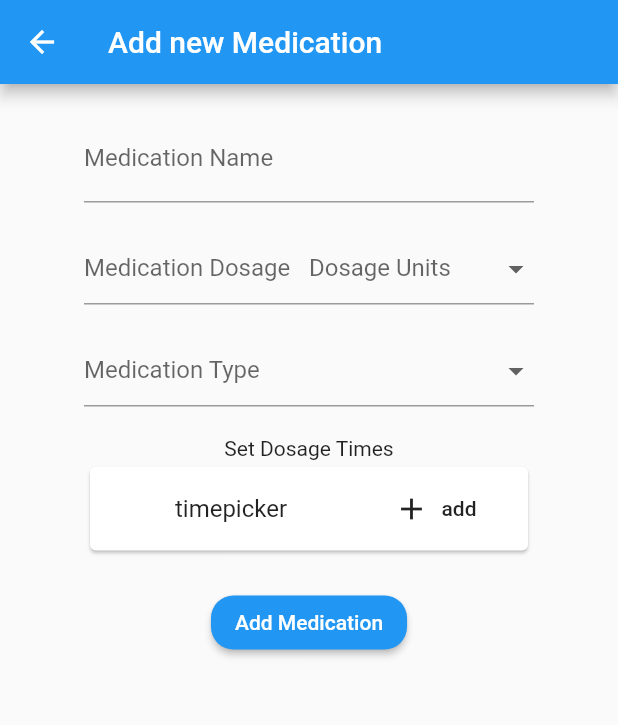
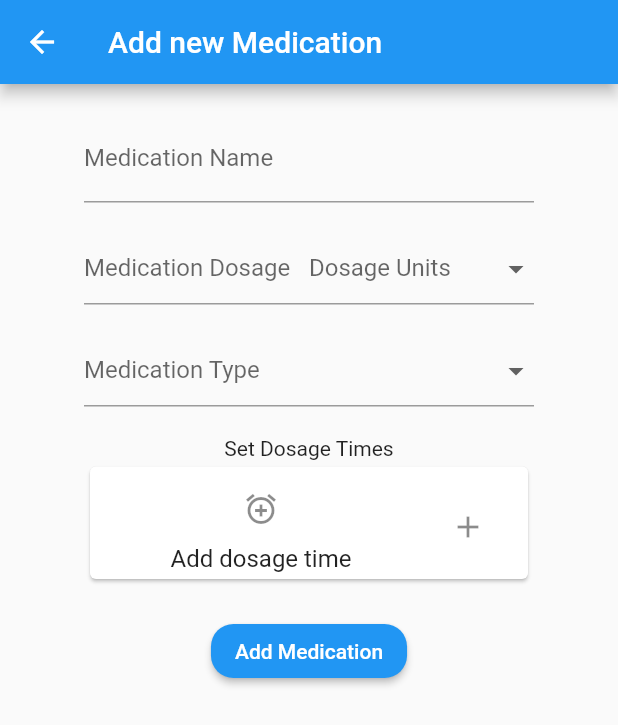
Before and after one commit to rosscraw/MedicationTracker, a Flutter app: the MedicationScreen screen opened directly, after a tap on "Add Medication", on a phone screen of 412 x 824 dp. Shown: the top 725 px of the screen. Run offline on Flutter 3.47's test engine with Material 2 defaults, Android fonts, the light colour scheme and no system bars; our stand-ins replace cloud_firestore, firebase_auth, flutter_spinkit, table_calendar; accounts and stored records are empty.

Commit message:
Additional functionality relating to dosage timings. Reactive screen for adding additional times and displaying them in medication details screen.

```diff
--- /dev/null
+++ b/medication_tracker/lib/back_end/dose_time_details.dart
@@ -0,0 +1,26 @@
+import 'package:flutter/material.dart';
+
+class DoseTimeDetails {
+
+  TimeOfDay time;
+  bool _hasMedBeenTaken = false;
+
+  /// Create new dose time detail using dose time.
+  DoseTimeDetails(this.time);
+
+  TimeOfDay getDoseTime() {
+    return time;
+  }
+
+  void setDoseTime(TimeOfDay doseTime) {
+    time = doseTime;
+  }
+
+  bool getHasMedBeenTaken() {
+    return _hasMedBeenTaken;
+  }
+
+  void setHasMedBeenTaken(bool hasBeenTaken) {
+    _hasMedBeenTaken = hasBeenTaken;
+  }
+}
--- a/medication_tracker/lib/back_end/medication.dart
+++ b/medication_tracker/lib/back_end/medication.dart
@@ -6,13 +6,13 @@ import 'package:medicationtracker/assets/icons/icons.dart';
 class Medication{
 
   String _name;
-  String _dosage;
+  //String _dosage;
   String _medType;
   bool _hasMedBeenTaken = false;
 
-  Medication(String name, String dosage, String medType) {
+  Medication(String name,  String medType) {
     setName(name);
-    setDosage(dosage);
+    //setDosage(dosage);
     setMedType(medType);
   }
 
@@ -24,13 +24,13 @@ class Medication{
     _name = name;
   }
 
-  String getDosage() {
-    return _dosage;
-  }
+//  String getDosage() {
+//    return _dosage;
+//  }
 
-  void setDosage(String dosage) {
-    _dosage = dosage;
-  }
+//  void setDosage(String dosage) {
+//    _dosage = dosage;
+//  }
 
   String getMedType() {
     return _medType;
--- a/medication_tracker/lib/back_end/medication_regime.dart
+++ b/medication_tracker/lib/back_end/medication_regime.dart
@@ -1,16 +1,33 @@
 import 'package:medicationtracker/back_end/medication.dart';
+import 'dose_time_details.dart';
 
 /// Class that represents a user's Medication, dosages and timings.
 class MedicationRegime{
 
   Medication medication;
-  int dosage;
-  List<DateTime> dosageTimings;
+  String dosage;
+  List<DoseTimeDetails> dosageTimings = [];
 
   MedicationRegime(this.medication, this.dosage);
 
-  void addDosageTime(DateTime time) {
+  Medication getMedication() {
+    return medication;
+  }
+
+  String getDosage() {
+    return dosage;
+  }
+
+  List<DoseTimeDetails> getDosageTimings() {
+    return dosageTimings;
+  }
+
+  void addDoseTime(DoseTimeDetails time) {
     dosageTimings.add(time);
   }
 
+  void removeDoseTime(DoseTimeDetails time) {
+    dosageTimings.remove(time);
+  }
+
 }
--- a/medication_tracker/lib/back_end/user.dart
+++ b/medication_tracker/lib/back_end/user.dart
@@ -1,4 +1,6 @@
 import 'package:medicationtracker/back_end/medication.dart';
+
+import 'medication_regime.dart';
 
 
 /// Represents a User of the application.
@@ -7,7 +9,7 @@ class User {
   final String uid;
   String _email;
   String _name;
-  List<Medication> _medications;
+  List<MedicationRegime> _medications;
 
   User({this.uid, String name}) {
     setName(name);
@@ -22,11 +24,11 @@ class User {
     _name = name;
   }
 
-  List<Medication> getMedicationList() {
+  List<MedicationRegime> getMedicationList() {
     return _medications;
   }
 
-  void addMedication(Medication medication) {
+  void addMedication(MedicationRegime medication) {
     if(_medications.contains(medication)) {
       String error = 'Medication already added to list and cannot be re-dded';
     }
@@ -35,12 +37,12 @@ class User {
     }
   }
 
-  void removeMedication(Medication medication) {
+  void removeMedication(MedicationRegime medication) {
     if(_medications.contains(medication)) {
       _medications.remove(medication);
       print('removed');
       _medications.forEach((element) {
-        print(medication.getName());
+        print(medication.getMedication().getName());
       }
       );
 
--- a/medication_tracker/lib/dummy_data/dummy_user.dart
+++ b/medication_tracker/lib/dummy_data/dummy_user.dart
@@ -1,23 +1,57 @@
 
 
+import 'package:flutter/material.dart';
+import 'package:medicationtracker/back_end/dose_time_details.dart';
 import 'package:medicationtracker/back_end/medication.dart';
+import 'package:medicationtracker/back_end/medication_regime.dart';
 import 'package:medicationtracker/back_end/user.dart';
 
 class DummyUser {
 
   User dummyUser = new User(uid: 'user1234', name: 'Ross');
-  Medication creon = new Medication('Creon', '150mg', 'Pills');
-  Medication tresiba = new Medication("Tresiba", "100 units", "Injection");
-  Medication fiasp = new Medication("Fiasp", "100 units", "Injection");
-  Medication salbutamol = new Medication("Salbutamol", "100mcg", "Inhaler");
-  Medication omeprazole = new Medication("Omeprazole", "20mg", "Tablets");
+  static Medication creon = new Medication('Creon',  'Pills');
+  static Medication tresiba = new Medication('Tresiba',  'Injection');
+  static Medication fiasp = new Medication('Fiasp', 'Injection');
+  static Medication salbutamol = new Medication('Salbutamol', 'Inhaler');
+  static Medication omeprazole = new Medication('Omeprazole', 'Tablets');
+
+  static TimeOfDay timeOfDay = new TimeOfDay(hour: 18, minute: 30);
+  static TimeOfDay dose1 = new TimeOfDay(hour: 18, minute: 30);
+  static TimeOfDay dose2 = new TimeOfDay(hour: 19, minute: 30);
+  static TimeOfDay dose3 = new TimeOfDay(hour: 20, minute: 30);
+  DoseTimeDetails time1 = new DoseTimeDetails(dose1);
+  DoseTimeDetails time2 = new DoseTimeDetails(dose2);
+  DoseTimeDetails time3 = new DoseTimeDetails(dose3);
+
+
+  MedicationRegime creonR = new MedicationRegime(creon, '150mg');
+  MedicationRegime tresibaR = new MedicationRegime(tresiba, '100 units');
+  MedicationRegime fiaspR = new MedicationRegime(fiasp, '100 units');
+  MedicationRegime salbutamolR = new MedicationRegime(salbutamol, '100mcg');
+  MedicationRegime omeprazoleR = new MedicationRegime(omeprazole, '20mg');
+
+
+
+
 
   DummyUser() {
-    dummyUser.addMedication(creon);
-    dummyUser.addMedication(tresiba);
-    dummyUser.addMedication(fiasp);
-    dummyUser.addMedication(salbutamol);
-    dummyUser.addMedication(omeprazole);
+    dummyUser.addMedication(creonR);
+    dummyUser.addMedication(tresibaR);
+    dummyUser.addMedication(fiaspR);
+    dummyUser.addMedication(salbutamolR);
+    dummyUser.addMedication(omeprazoleR);
+    fiaspR.addDoseTime(time1);
+    fiaspR.addDoseTime(time2);
+    fiaspR.addDoseTime(time3);
+    fiaspR.addDoseTime(time3);
+    fiaspR.addDoseTime(time3);
+    fiaspR.addDoseTime(time3);
+    fiaspR.addDoseTime(time3);
+    fiaspR.addDoseTime(time3);
+    fiaspR.addDoseTime(time3);
+    fiaspR.addDoseTime(time3);fiaspR.addDoseTime(time3);
+    fiaspR.addDoseTime(time3);
+
   }
 
 
--- a/medication_tracker/lib/screens/custom_widgets/set_dosage_times.dart
+++ b/medication_tracker/lib/screens/custom_widgets/set_dosage_times.dart
@@ -7,8 +7,10 @@ class SetDosageTimes extends StatefulWidget {
 
 class _SetDosageTimesState extends State<SetDosageTimes> {
 
-  List<DateTime> dosageTimes;
+  List<TimeOfDay> dosageTimes = [];
+  TimeOfDay chosenTime;
   int number = 1;
+  bool timeSelected = false;
 
   @override
   Widget build(BuildContext context) {
@@ -24,7 +26,7 @@ class _SetDosageTimesState extends State<SetDosageTimes> {
               return Card(
                 child: ListTile(
                   leading: setDeleteIcon(index),
-                  title: Center(child: Text('timepicker')),
+                  title: setAddTimeButton(index),
                   trailing: setAddIcon(index),
               ),
               );
@@ -35,13 +37,11 @@ class _SetDosageTimesState extends State<SetDosageTimes> {
 
     );
   }
-  void addDosageTime(DateTime time) {
-    dosageTimes.add(time);
-  }
-
-  FlatButton setDeleteIcon(int index) {
+  Column setDeleteIcon(int index) {
     if(number - 1 == index && index > 0) {
-      return FlatButton.icon(
+      return Column(
+        children: [
+          IconButton(
               onPressed: () {
                 if(number > 1) {
                   number--;
@@ -51,9 +51,11 @@ class _SetDosageTimesState extends State<SetDosageTimes> {
                 });
               },
               icon: Icon(Icons.delete),
-          label: Text(
-              'remove'
-          )
+          ),
+//          Text(
+//              'remove'
+//          ),
+        ],
       );
     }
     else {
@@ -61,9 +63,11 @@ class _SetDosageTimesState extends State<SetDosageTimes> {
     }
   }
 
-  FlatButton setAddIcon(int index) {
+  Column setAddIcon(int index) {
     if(number - 1 == index) {
-      return FlatButton.icon(
+      return Column(
+        children: [
+          IconButton(
               onPressed: () {
                   number++;
                 setState(() {
@@ -71,13 +75,93 @@ class _SetDosageTimesState extends State<SetDosageTimes> {
                 });
               },
               icon: Icon(Icons.add),
-          label: Text(
-              'add'
-          )
+
+          ),
+//          Text(
+//              'add'
+//          )
+        ],
       );
     }
     else {
       return null;
     }
   }
+
+//  FlatButton setAddTimeButton(int index) {
+////    if (dosageTimes.isEmpty) {
+////      return FlatButton.icon(
+////        icon: Icon(
+////          Icons.alarm_add,
+////        ),
+////        label: Text('Add dosage time'),
+////        onPressed: () async{
+////          selectDosageTime(context, index);
+////        },
+////      );
+////    }
+////    else {
+////      return FlatButton.icon(
+////        icon: Icon(
+////          Icons.alarm_add,
+////        ),
+////        label: Text(dosageTimes[index].format(context)),
+////        onPressed: () async{
+////          selectDosageTime(context, index);
+////        },
+////      );
+////    }
+////  }
+
+  Column setAddTimeButton(int index) {
+    if (dosageTimes.isEmpty) {
+      return Column(
+        children: <Widget>[
+          IconButton(
+            icon: Icon(
+              Icons.alarm_add,
+            ),
+            onPressed: () async{
+              selectDosageTime(context, index);
+            },
+          ),
+          Text('Add dosage time'),
+        ],
+      );
     }
+    else {
+      return Column(
+        children: <Widget>[
+          FlatButton.icon(
+            icon: Icon(
+              Icons.alarm_add
+            ),
+            label: Text(dosageTimes[index].format(context)),
+            onPressed:() async{
+              selectDosageTime(context, index);
+            },
+          ),
+        ],
+      );
+    }
+  }
+
+
+  Future<Null> selectDosageTime(BuildContext context, int index) async {
+    TimeOfDay chosenTime = await showTimePicker(context: context, initialTime: (TimeOfDay(hour: 12, minute: 0)));
+    setState(() {
+      //print(dosageTimes[index].format(context));
+      timeSelected = true;
+      if(dosageTimes[index] == null || dosageTimes.isEmpty) {
+        dosageTimes.add(chosenTime);
+      }
+      else {
+        dosageTimes[index] = chosenTime;
+      }
+    });
+  }
+
+  List<TimeOfDay> getDosageTimes() {
+    return dosageTimes;
+  }
+}
--- a/medication_tracker/lib/screens/medication_list/add_medication_screen.dart
+++ b/medication_tracker/lib/screens/medication_list/add_medication_screen.dart
@@ -1,6 +1,7 @@
 import 'package:flutter/cupertino.dart';
 import 'package:flutter/material.dart';
 import 'package:medicationtracker/back_end/medication.dart';
+import 'package:medicationtracker/back_end/medication_regime.dart';
 import 'package:medicationtracker/back_end/user.dart';
 import 'package:medicationtracker/screens/custom_widgets/set_dosage_times.dart';
 
@@ -164,11 +165,12 @@ class _AddMedicationScreenState extends State<AddMedicationScreen> {
   void addMedicationToList(String medicationName, String medicationDosage, String medicationUnit, String medicationType) {
     if(_medFormKey.currentState.validate()) {
       setState(() {
+        Medication medication = new Medication(medicationName, medicationType);
         if (_currentItemSelected != 'as required') {
-          widget.user.addMedication(new Medication(medicationName, (medicationDosage + medicationUnit), medicationType));
+          widget.user.addMedication(new MedicationRegime(medication, (medicationDosage + medicationUnit)));
         }
         else {
-          widget.user.addMedication(new Medication(medicationName, (medicationUnit), ''));
+          widget.user.addMedication(new MedicationRegime(medication, (medicationUnit)));
         }
         Navigator.pop(context);
       });
--- a/medication_tracker/lib/screens/medication_list/medication_list_screen.dart
+++ b/medication_tracker/lib/screens/medication_list/medication_list_screen.dart
@@ -1,5 +1,6 @@
 import 'package:flutter/material.dart';
 import 'package:medicationtracker/back_end/medication.dart';
+import 'package:medicationtracker/back_end/medication_regime.dart';
 import 'package:medicationtracker/dummy_data/dummy_user.dart';
 import 'add_medication_screen.dart';
 import 'medication_details_screen.dart';
@@ -39,18 +40,18 @@ class _MedicationScreenState extends State<MedicationScreen> {
                     return Card(
                       child: ListTile(
                           leading: Icon(
-                              dummyList[index].getMedicationIcon()
+                              dummyList[index].getMedication().getMedicationIcon()
                           ),
                           //TODO link to database
-                          title: Text(dummyList[index].getName()),
+                          title: Text(dummyList[index].getMedication().getName()),
                           trailing: Row(
                             mainAxisSize: MainAxisSize.min,
                             children: <Widget>[
                               Checkbox(
-                                value: dummyList[index].getHasMedBeenTaken(),
+                                value: dummyList[index].getMedication().getHasMedBeenTaken(),
                                 onChanged: (bool newValue) {
                                   setState(() {
-                                    dummyList[index].setHasMedBeenTaken(!dummyList[index].getHasMedBeenTaken());
+                                    dummyList[index].getMedication().setHasMedBeenTaken(!dummyList[index].getMedication().getHasMedBeenTaken());
                                   });
                                 },
                               ),
@@ -99,7 +100,7 @@ class _MedicationScreenState extends State<MedicationScreen> {
   }
 
   /// Pushes Medication Details Screen for Medication at [index] to display to user.
-  void navigateToMedicationDetails(Medication medication) {
+  void navigateToMedicationDetails(MedicationRegime medication) {
     // TODO Firestore Integration
     Navigator.push(
         context,
```
Also changed, not shown: medication_tracker/lib/dummy_data/constants.dart (deleted, +0 -17 lines), medication_tracker/lib/screens/medication_list/medication_details_screen.dart (+38 -4 lines). Lines whose indentation alone changed are shown as unchanged.
